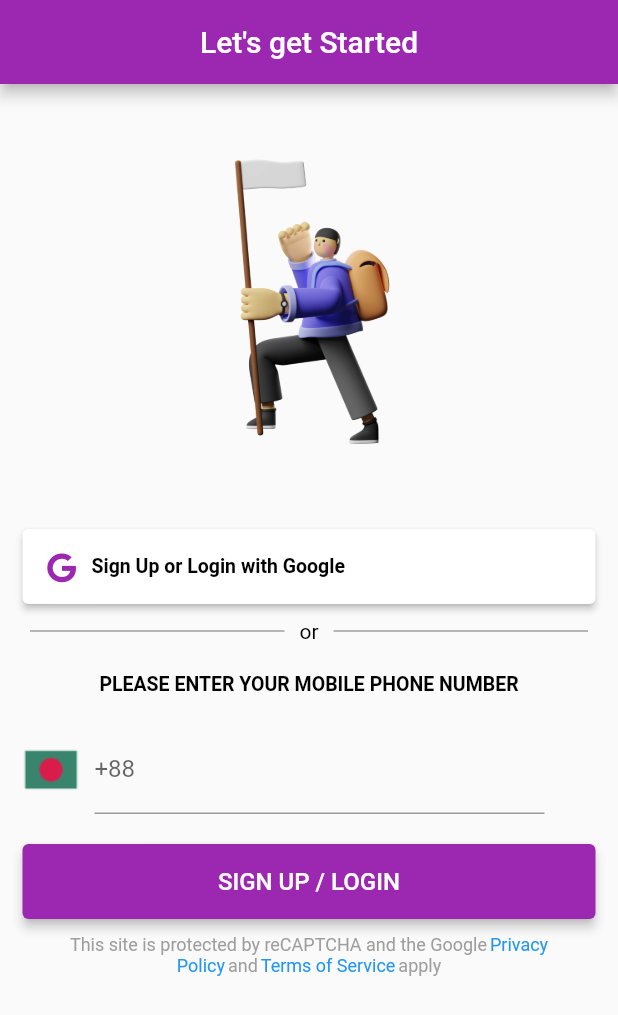
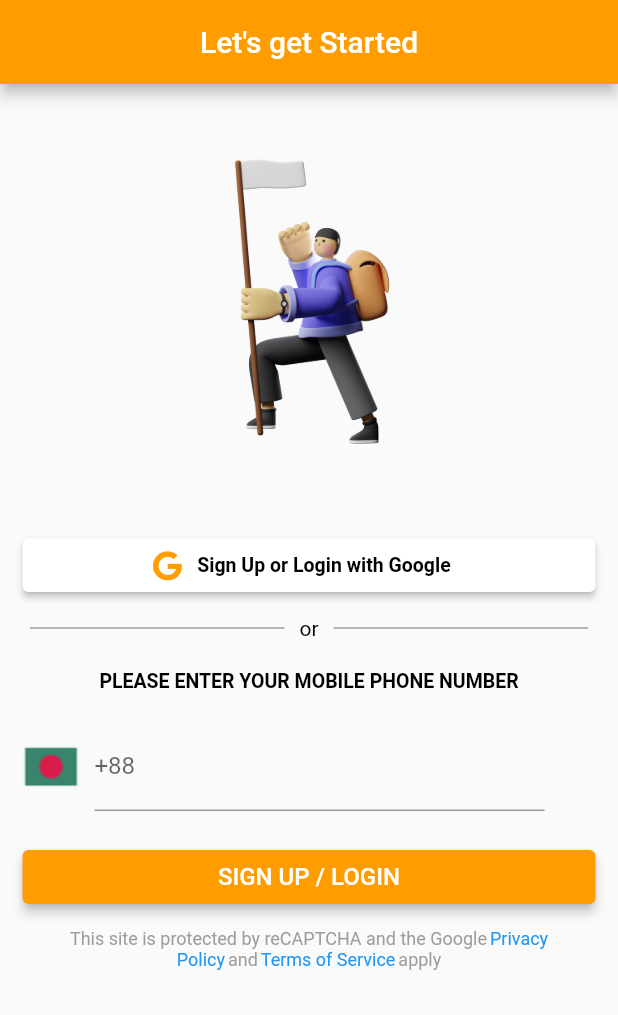
Before and after one commit to flutterdev-rahim/SSLComerce, a Flutter app: the screen it shows after launch, after a tap on "SIGN UP / LOGIN", on a phone screen of 412 x 824 dp. Shown: the top 1015 px of the screen. Run offline on Flutter 3.47's test engine with Material 2 defaults, Android fonts, the phone set to English and light mode, and no system bars; our stand-ins replace fluttertoast, font_awesome_flutter, shared_preferences; missing offline and left inert: dart:ffi, flutter_sslcommerz; network calls fail.

```diff
--- a/lib/view/HomeScreen.dart
+++ b/lib/view/HomeScreen.dart
@@ -48,8 +48,11 @@ class _HomeScreenState extends State<HomeScreen> {
                       height: 10,
                     ),
                     ElevatedButton(
+
                       style: ElevatedButton.styleFrom(
-                        primary: Colors.deepPurple
+                          minimumSize: Size(150, 40),
+                          elevation: 2,
+                          primary: Color(0xFFff9d00)
                       ),
                       onPressed: ()async{
                         await DBService().getReceipt(context);
--- a/lib/view/Otp_Screen.dart
+++ b/lib/view/Otp_Screen.dart
@@ -1,3 +1,5 @@
+import 'dart:ffi';
+
 import 'package:ddba/view/sendOtp_screen.dart';
 import 'package:flutter/material.dart';
 import 'package:font_awesome_flutter/font_awesome_flutter.dart';
@@ -11,6 +13,7 @@ class Otp_Screen extends StatefulWidget {
 }
 
 class _Otp_ScreenState extends State<Otp_Screen> {
+  final formKey = GlobalKey<FormState>(); //key for form
   TextEditingController numberController = TextEditingController();
 
   final String postsUrl ="https://bppshops.com/api/sendOtp";
@@ -21,12 +24,17 @@ class _Otp_ScreenState extends State<Otp_Screen> {
     return res.statusCode;
 
   }
+  bool _autoValidate = false;
+  late String mobile;
+
 
   @override
   Widget build(BuildContext context) {
+    final GlobalKey<ScaffoldState> _scaffoldKey = GlobalKey<ScaffoldState>();
     return Scaffold(
+      key: _scaffoldKey,
       appBar: AppBar(
-        backgroundColor: Colors.purple,
+        backgroundColor: Color(0xFFff9d00),
         // leading: IconButton(
         //   onPressed: () {
         //     Navigator.pop(context);
@@ -49,19 +57,11 @@ class _Otp_ScreenState extends State<Otp_Screen> {
       ),
       body: SingleChildScrollView(
         child: Column(
+          key: formKey,
           children: [
             Padding(
               padding: const EdgeInsets.only(left: 15, right: 15, top: 20),
-              child: Container(
-                  child:
-                  Column(
-                    children: [
-
-Image.asset("images/illustration-1.png",width: 150,)
-                    ],
-                  )
-
-              ),
+              child:Image.asset("images/illustration-1.png",width: 150,),
             ),
             Padding(
               padding: const EdgeInsets.only(left: 15, right: 15, top: 10),
@@ -70,17 +70,17 @@ Image.asset("images/illustration-1.png",width: 150,)
                   primary: Colors.white,
                   onPrimary: Colors.white,
                   elevation: 2,
-                  minimumSize: Size(100, 50),
                 ),
                 onPressed: () {
                 },
                 child: SingleChildScrollView(
                   child: Row(
+                    mainAxisAlignment: MainAxisAlignment.center,
                     children: [
                       Icon(
                         FontAwesomeIcons.google,
                         size: 20, //Icon Size
-                        color: Colors.purple, //Color Of Icon
+                        color: Color(0xFFff9d00), //Color Of Icon
                       ),
                       SizedBox(
                         width: 10,
@@ -156,6 +156,7 @@ Image.asset("images/illustration-1.png",width: 150,)
                       decoration: InputDecoration(
                         labelText: '+88',
                       ),
+
                     ),
                   ),
                 ],
@@ -165,13 +166,12 @@ Image.asset("images/illustration-1.png",width: 150,)
               padding: const EdgeInsets.only(left: 15, right: 15, top: 20),
               child: ElevatedButton(
                 style: ElevatedButton.styleFrom(
-                  primary: Colors.purple,
+                  primary: Color(0xFFff9d00),
                   onPrimary: Color(0xffE37D4E),
                   elevation: 3,
-                  minimumSize: Size(100, 50),
                 ),
                 onPressed: () async{
-                  if (numberController.text.isNotEmpty) {
+                  if (numberController.text.isNotEmpty && numberController.text.length>10) {
                     int responseStatus =await getPost();
                     print(responseStatus);
                     if (responseStatus == 200) {
```
Also changed, not shown: lib/view/sendOtp_screen.dart (+13 -11 lines).
